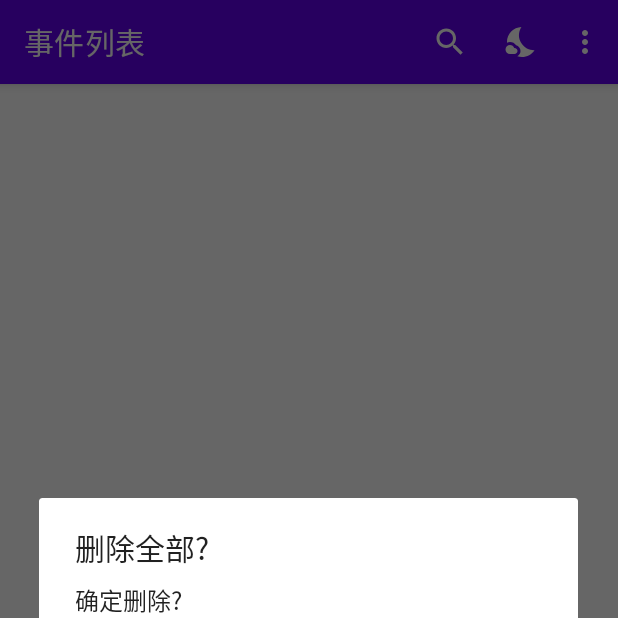
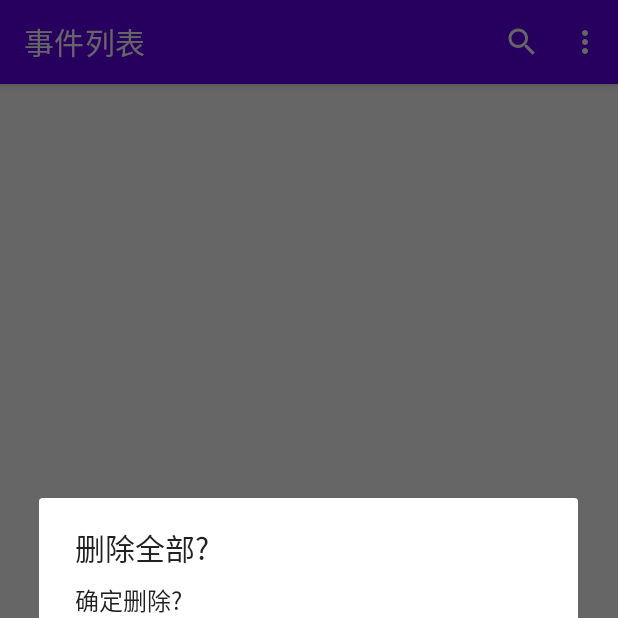
Before and after one commit to JiaWPeng/Android, an Android app: the screen it shows after launch (MainActivity), in the options menu, after a tap on "全部删除", on a phone screen of 412 x 824 dp, the top half of it. Run offline under Robolectric (Android 15) with nearby library versions, the phone set to English and light mode, and no system bars; our stand-ins replace Room's generated code, androidx.preference, data binding, navigation-ui; libraries missing offline, so code that uses them is left out: jp.wasabeef.recyclerview; 4 statements that could not run were skipped.

Commit message:
适配暗黑模式

```diff
--- a/MyToDo/app/src/main/java/com/example/mytodo/fragments/list/ListFragment.kt
+++ b/MyToDo/app/src/main/java/com/example/mytodo/fragments/list/ListFragment.kt
@@ -140,7 +140,7 @@ class ListFragment : Fragment(),SearchView.OnQueryTextListener {
     override fun onOptionsItemSelected(item: MenuItem): Boolean {
         when(item.itemId){
             R.id.menu_del_all -> delall()
-            R.id.menu_night -> mToDoViewModel.sortHigt.observe(this,{ AppCompatDelegate.MODE_NIGHT_YES})
+            //R.id.menu_night -> mToDoViewModel.sortHigt.observe(this,{ AppCompatDelegate.MODE_NIGHT_YES})
             R.id.menu_sort_high -> mToDoViewModel.sortHigt.observe(this, Observer { adapter.setData(it) })
             R.id.menu_sort_low -> mToDoViewModel.sortLow.observe(this,Observer{ adapter.setData(it) })
         }
--- a/MyToDo/app/src/main/res/drawable/item_background.xml
+++ b/MyToDo/app/src/main/res/drawable/item_background.xml
@@ -3,6 +3,6 @@
 
     <solid android:color="@color/white"/>
     <stroke android:width="1dp" android:color="@color/lightGray"/>
-    <corners android:radius="15dp"/>
+    <corners android:radius="16dp"/>
 
 </shape>
--- a/MyToDo/app/src/main/res/drawable/up_input.xml
+++ b/MyToDo/app/src/main/res/drawable/up_input.xml
@@ -15,7 +15,7 @@
         <shape android:shape="rectangle">
             <solid android:color="@color/white"/>
             <stroke android:width="1dp" android:color="@color/lightGray"/>
-<!--            设置圆角-->
+<!--           设置圆角-->
             <corners android:radius="15dp"/>
         </shape>
     </item>
--- a/MyToDo/app/src/main/res/menu/list_menu.xml
+++ b/MyToDo/app/src/main/res/menu/list_menu.xml
@@ -28,11 +28,11 @@
         android:id="@+id/menu_del_all"
         android:title="@string/menu_del"
         app:showAsAction="never"/>
-    <item
-        android:id="@+id/menu_night"
-        android:title="夜间模式"
-        android:icon="@drawable/ic_baseline_nights_stay_24"
-        app:iconTint="@color/white"
-        app:showAsAction="ifRoom"/>
+<!--    <item-->
+<!--        android:id="@+id/menu_night"-->
+<!--        android:title="夜间模式"-->
+<!--        android:icon="@drawable/ic_baseline_nights_stay_24"-->
+<!--        app:iconTint="@color/white"-->
+<!--        app:showAsAction="ifRoom"/>-->
 
 </menu>
--- a/MyToDo/app/src/main/res/values-night/themes.xml
+++ b/MyToDo/app/src/main/res/values-night/themes.xml
@@ -13,6 +13,6 @@
         <item name="android:statusBarColor" tools:targetApi="l">@color/black</item>
         <!-- Customize your theme here. -->
 
-        <item name="android:forceDarkAllowed" tools:targetApi="q">true</item>
+<!--        <item name="android:forceDarkAllowed" tools:targetApi="q">true</item>-->
     </style>
 </resources>
```
